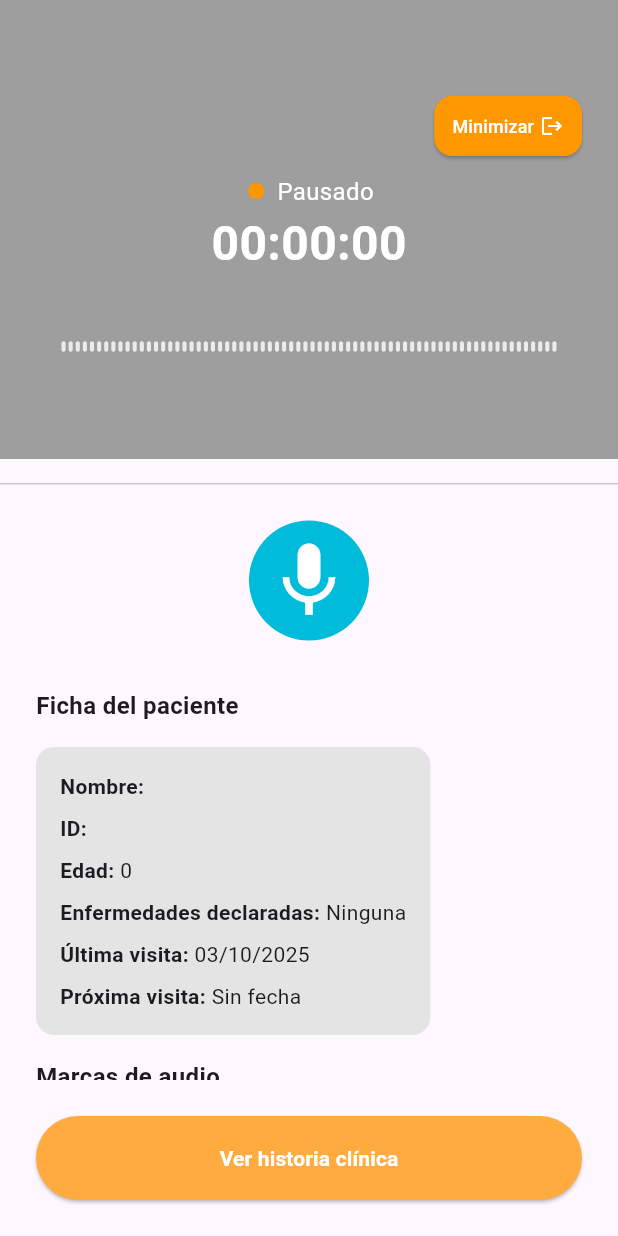
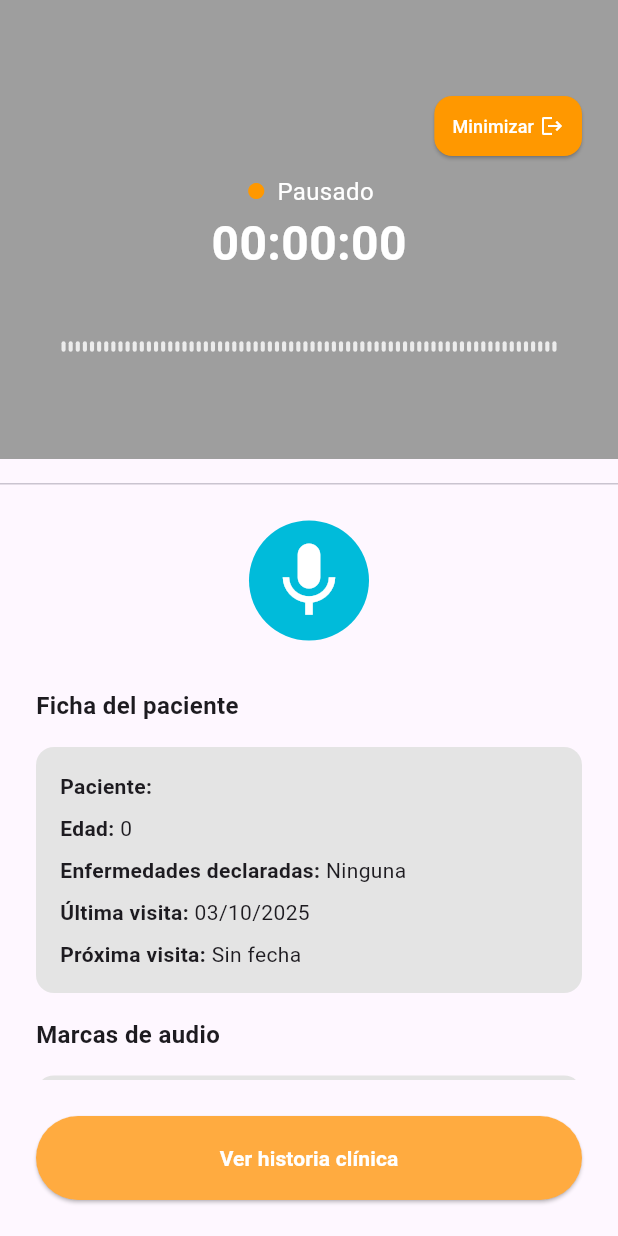
Before and after one commit to a-fernandez21/prueba_boton_grabar, a Flutter app: the AudioRecorderScreen screen opened directly with empty values, on a phone screen of 412 x 824 dp. Run offline on Flutter 3.47's test engine with Material 3 defaults, Android fonts, the phone set to English and light mode, and no system bars; our stand-ins replace permission_handler; missing offline and left inert: flutter_sound.

Commit message:
Cambios realizados en la ficha del paciente

```diff
--- a/lib/widgets/audio_recorder_widgets.dart
+++ b/lib/widgets/audio_recorder_widgets.dart
@@ -397,6 +397,7 @@ class PatientInfoCard extends StatelessWidget {
         ),
         const SizedBox(height: 16),
         Container(
+          width: double.infinity,
           padding: const EdgeInsets.all(16),
           decoration: BoxDecoration(
             color: const Color.fromARGB(255, 228, 228, 228),
@@ -405,9 +406,7 @@ class PatientInfoCard extends StatelessWidget {
           child: Column(
             crossAxisAlignment: CrossAxisAlignment.start,
             children: [
-              _buildInfoRow('Nombre', paciente.nombre),
-              const SizedBox(height: 8),
-              _buildInfoRow('ID', paciente.id),
+              _buildInfoRow('Paciente', paciente.nombreCompleto),
               const SizedBox(height: 8),
               _buildInfoRow('Edad', '${paciente.edad}'),
               const SizedBox(height: 8),
```
